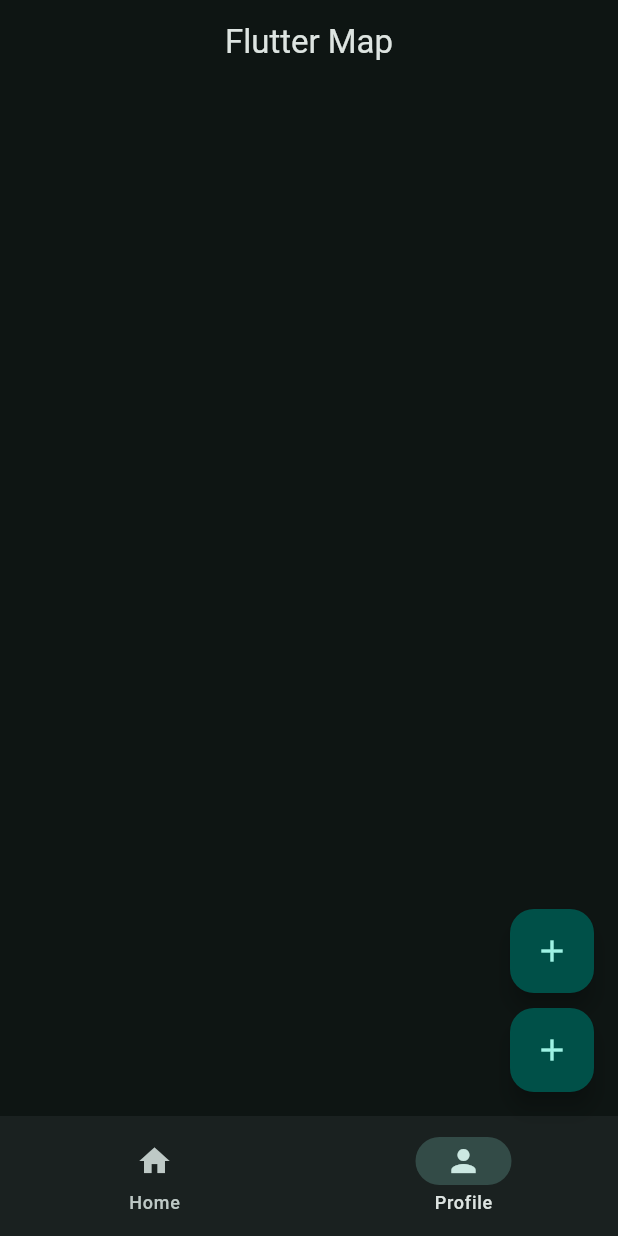
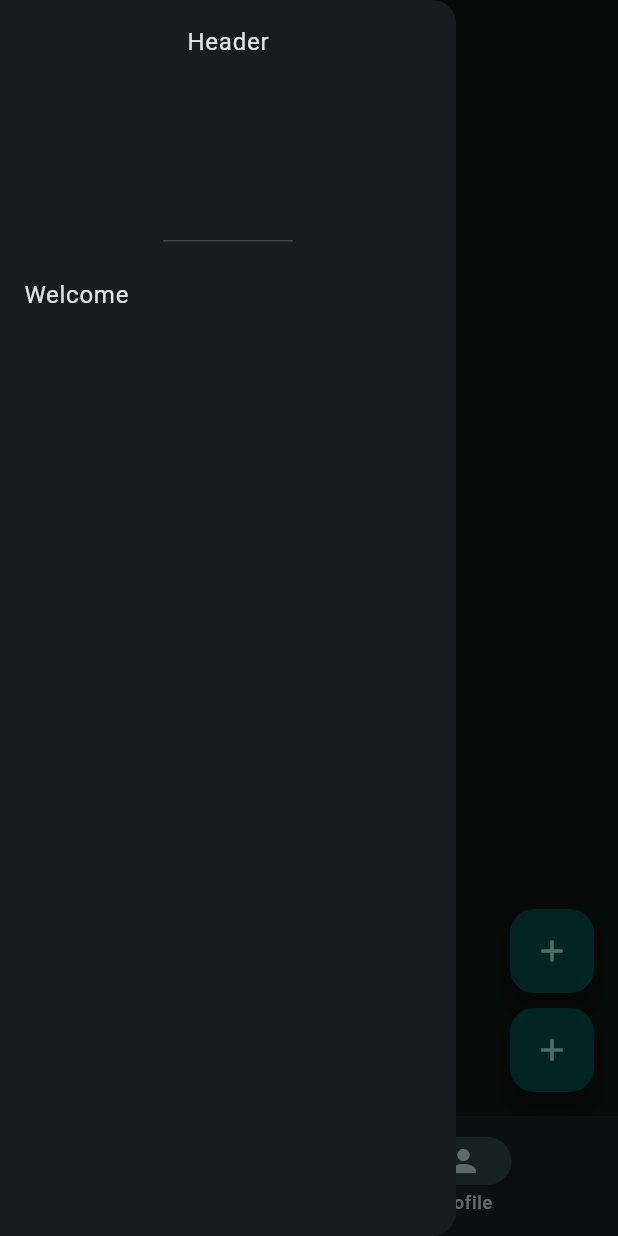
Before and after one commit to deeepak-me/flutter_app, a Flutter app: the screen it shows after launch, with the side drawer open (before the commit the screen has no drawer), on a phone screen of 412 x 824 dp. Run offline on Flutter 3.47's test engine with Material 3 defaults, Android fonts, the phone set to English and light mode, and no system bars.

Commit message:
feat: Drawer implemented

```diff
--- a/lib/main.dart
+++ b/lib/main.dart
@@ -23,6 +23,14 @@ class MyApp extends StatelessWidget {
       ),
       home: Scaffold(
         appBar: AppBar(title: Text("Flutter Map"), centerTitle: true),
+        drawer: Drawer(
+          child: Column(
+            children: [
+              DrawerHeader(child: Text("Header")),
+              ListTile(title: Text("Welcome")),
+            ],
+          ),
+        ),
         floatingActionButton: Column(
           mainAxisSize: MainAxisSize.min,
           children: [
```
